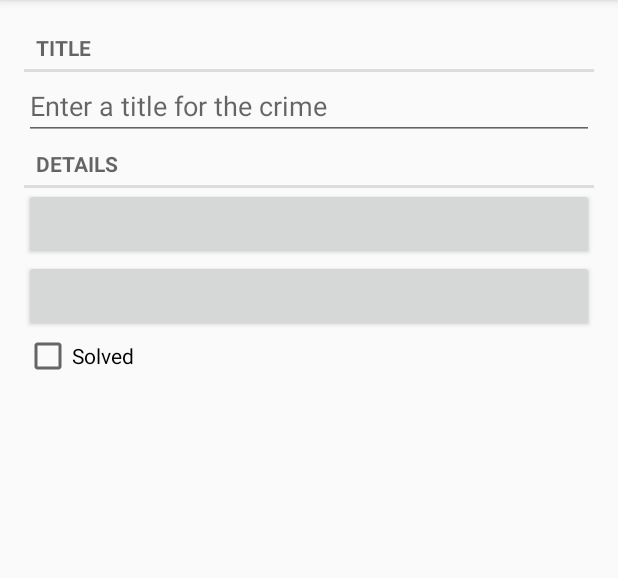
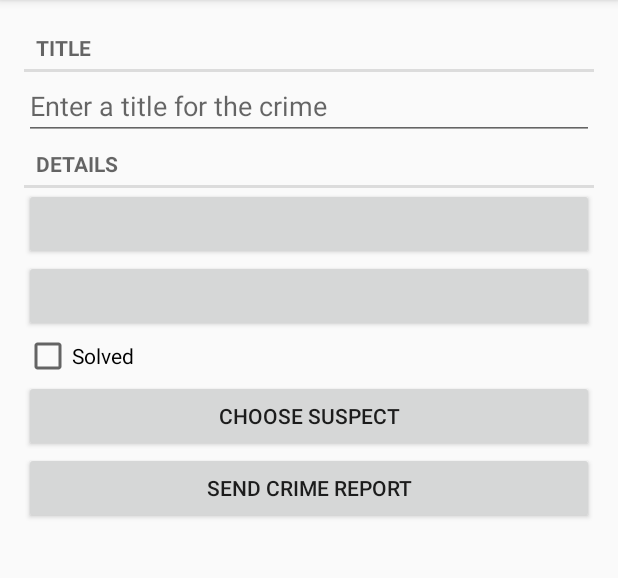
Before and after one commit to Farma20/Crime_Intent_mobile, an Android app: the fragment CrimeFragment placed in its activity, on a phone screen of 412 x 824 dp, the part 84-662 px from its top. Run offline under Robolectric (Android 15) with nearby library versions, the phone set to English and light mode, and no system bars; our stand-ins replace Room's generated code; 2 statements that could not run were skipped.

Commit message:
Обновлен значек add в панели управления приложения. Добавленны кнопки в fragment_crime.xml, обовление класса Crime (добавлена строка с подозреваемыми), обновлена версия базы данных, проведена миграция новой строки в таблицу

```diff
--- a/app/src/main/java/com/bignerdranch/android/criminalintent/Crime.kt
+++ b/app/src/main/java/com/bignerdranch/android/criminalintent/Crime.kt
@@ -11,5 +11,7 @@ import kotlin.random.Random
 data class Crime(@PrimaryKey var id: UUID = UUID.randomUUID(),
                  var title:String = "",
                  var date: Date = Date(),
-                 var isSolved:Boolean = Random.nextBoolean())
+                 var isSolved:Boolean = false,
+                 var suspect: String = ""
+                 )
 //                 var requiredPolice: Int = (0..1).random())
--- a/app/src/main/java/com/bignerdranch/android/criminalintent/CrimeRepository.kt
+++ b/app/src/main/java/com/bignerdranch/android/criminalintent/CrimeRepository.kt
@@ -4,6 +4,7 @@ import android.content.Context
 import androidx.lifecycle.LiveData
 import androidx.room.Room
 import com.bignerdranch.android.criminalintent.database.CrimeDatabase
+import com.bignerdranch.android.criminalintent.database.migration_1_2
 import java.util.UUID
 import java.util.concurrent.Executors
 
@@ -17,7 +18,7 @@ class CrimeRepository private constructor(context: Context) {
         context.applicationContext,
         CrimeDatabase::class.java,
         DATABASE_NAME
-    ).build()
+    ).addMigrations(migration_1_2).build()
 
     private val crimeDao = database.crimeDao()
 
--- a/app/src/main/res/layout/fragment_crime.xml
+++ b/app/src/main/res/layout/fragment_crime.xml
@@ -41,5 +41,17 @@
         android:layout_height="wrap_content"
         android:text="@string/crime_solved_label"/>
 
+    <Button
+        android:id="@+id/button"
+        android:layout_width="match_parent"
+        android:layout_height="wrap_content"
+        android:text="@string/crime_suspect_text" />
+
+    <Button
+        android:id="@+id/button2"
+        android:layout_width="match_parent"
+        android:layout_height="wrap_content"
+        android:text="@string/crime_report_text" />
+
 
 </LinearLayout>
--- a/app/src/main/res/menu/fragment_crime_list.xml
+++ b/app/src/main/res/menu/fragment_crime_list.xml
@@ -3,7 +3,7 @@
     xmlns:app="http://schemas.android.com/apk/res-auto">
     <item
         android:id="@+id/new_crime"
-        android:icon="@android:drawable/ic_menu_add"
+        android:icon="@drawable/ic_menu_add"
         android:title="@string/new_crime"
         app:showAsAction="ifRoom|withText"/>
 
--- a/app/src/main/res/values/strings.xml
+++ b/app/src/main/res/values/strings.xml
@@ -6,4 +6,6 @@
     <string name="crime_solved_label">Solved</string>
     <string name="call_to_the_police">CALL TO POLICE</string>
     <string name="new_crime">New Crime</string>
+    <string name="crime_suspect_text">CHOOSE SUSPECT</string>
+    <string name="crime_report_text">SEND CRIME REPORT</string>
 </resources>
```
Also changed, not shown: app/src/debug/res/drawable-anydpi/ic_menu_add.xml (added, +11 -0 lines), app/src/main/java/com/bignerdranch/android/criminalintent/database/CrimeDatabase.kt (+12 -1 lines), app/src/debug/res/drawable-hdpi/ic_menu_add.png (added), app/src/debug/res/drawable-mdpi/ic_menu_add.png (added), app/src/debug/res/drawable-xhdpi/ic_menu_add.png (added), app/src/debug/res/drawable-xxhdpi/ic_menu_add.png (added).
